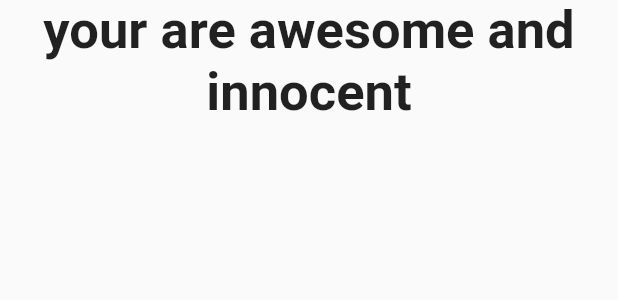
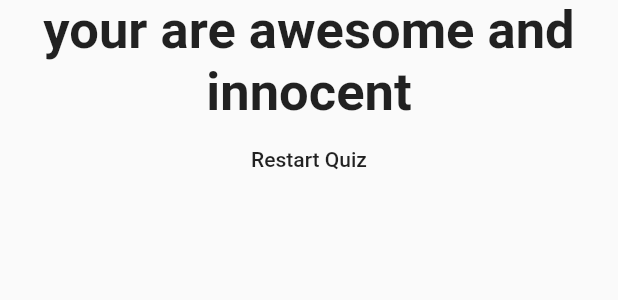
Before and after one commit to ShqipdonDrenica/Flutter, a Flutter app: the Result widget shown alone on an empty page, opened directly with empty values, on a phone screen of 412 x 824 dp. Shown: the top 300 px of the screen. Run offline on Flutter 3.47's test engine with Material 2 defaults, Android fonts, the phone set to English and light mode, and no system bars.

```diff
--- a/lib/result.dart
+++ b/lib/result.dart
@@ -2,8 +2,9 @@ import 'package:flutter/material.dart';
 
 class Result extends StatelessWidget {
   final int resultScore;
+  final Function resetHandler;
 
-  Result(this.resultScore);
+  Result(this.resultScore, this.resetHandler);
 
   String get resultPhrase {
     String resultText = 'You did it';
@@ -29,6 +30,10 @@ class Result extends StatelessWidget {
             style: TextStyle(fontSize: 35, fontWeight: FontWeight.bold),
             textAlign: TextAlign.center,
           ),
+          FlatButton(
+            child: Text('Restart Quiz'),
+            onPressed: resetHandler,
+          ),
         ],
       ),
     );
```
Also changed, not shown: lib/main.dart (+9 -1 lines), 1 other file.
